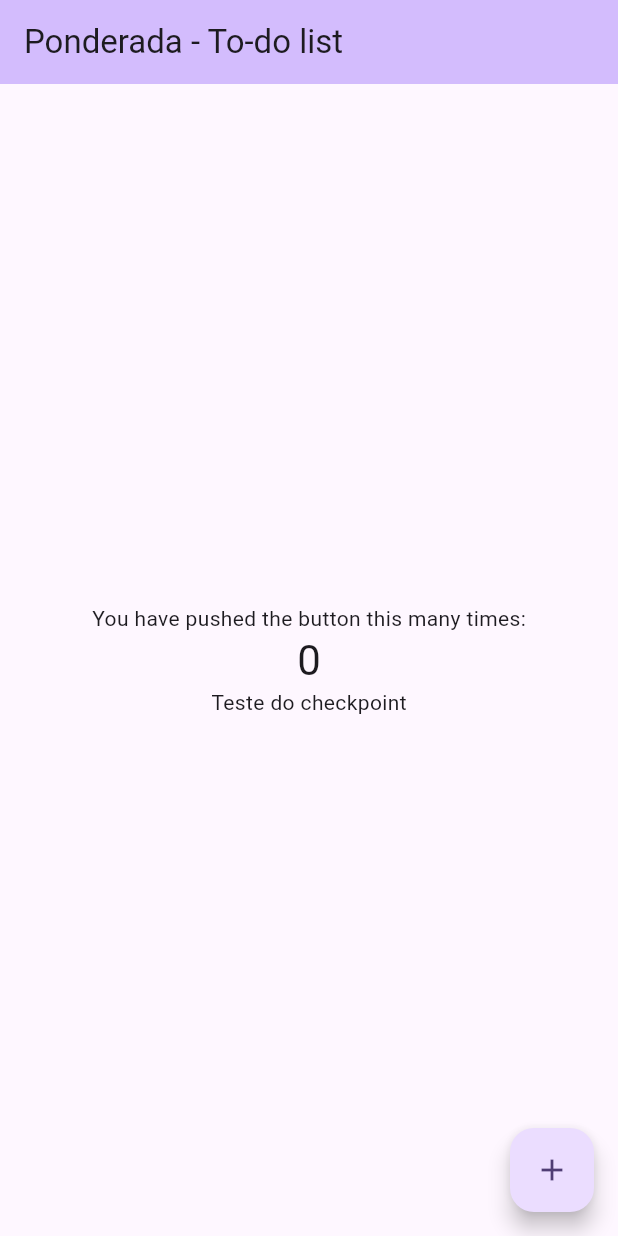
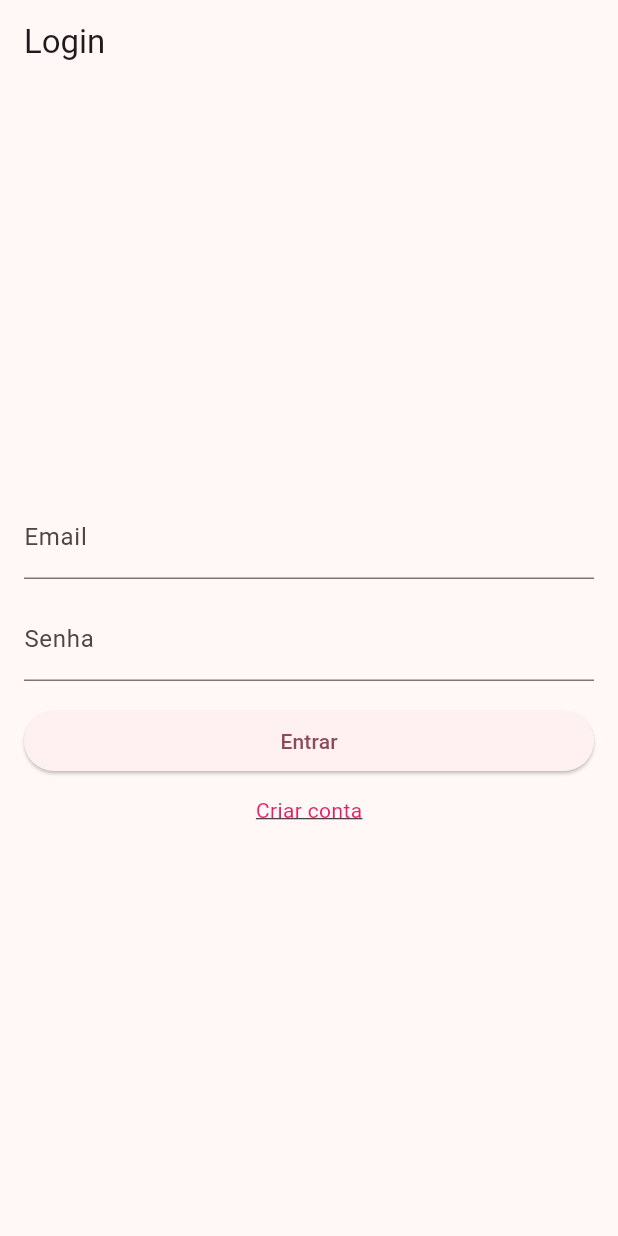
Before and after one commit to gio-rodrigues0/m10, a Flutter app: the screen it shows after launch, on a phone screen of 412 x 824 dp. Run offline on Flutter 3.47's test engine with Material 3 defaults, Android fonts, the light colour scheme and no system bars.

Commit message:
adição front

```diff
--- a/front/lib/main.dart
+++ b/front/lib/main.dart
@@ -1,128 +1,35 @@
 import 'package:flutter/material.dart';
+import 'package:front/routes.dart';
 
 void main() {
   runApp(const MyApp());
 }
 
-class MyApp extends StatelessWidget {
+class MyApp extends StatefulWidget {
   const MyApp({super.key});
+
+  @override
+  State<MyApp> createState() => _AppState();
+}
+
+class _AppState extends State<MyApp> {
+  @override
+  void initState() {
+    super.initState();
+  }
 
   // This widget is the root of your application.
   @override
   Widget build(BuildContext context) {
     return MaterialApp(
-      title: 'Flutter Demo',
+      title: 'To do List',
       theme: ThemeData(
-        // This is the theme of your application.
-        //
-        // TRY THIS: Try running your application with "flutter run". You'll see
-        // the application has a purple toolbar. Then, without quitting the app,
-        // try changing the seedColor in the colorScheme below to Colors.green
-        // and then invoke "hot reload" (save your changes or press the "hot
-        // reload" button in a Flutter-supported IDE, or press "r" if you used
-        // the command line to start the app).
-        //
-        // Notice that the counter didn't reset back to zero; the application
-        // state is not lost during the reload. To reset the state, use hot
-        // restart instead.
-        //
-        // This works for code too, not just values: Most code changes can be
-        // tested with just a hot reload.
-        colorScheme: ColorScheme.fromSeed(seedColor: Colors.deepPurple),
+        colorScheme: ColorScheme.fromSeed(seedColor: Colors.pinkAccent),
         useMaterial3: true,
       ),
-      home: const MyHomePage(title: 'Ponderada - To-do list'),
+      routes: Routes.list,
+      initialRoute: Routes.initial,
+      navigatorKey: Routes.navigatorKey,
     );
   }
 }
-
-class MyHomePage extends StatefulWidget {
-  const MyHomePage({super.key, required this.title});
-
-  // This widget is the home page of your application. It is stateful, meaning
-  // that it has a State object (defined below) that contains fields that affect
-  // how it looks.
-
-  // This class is the configuration for the state. It holds the values (in this
-  // case the title) provided by the parent (in this case the App widget) and
-  // used by the build method of the State. Fields in a Widget subclass are
-  // always marked "final".
-
-  final String title;
-
-  @override
-  State<MyHomePage> createState() => _MyHomePageState();
-}
-
-class _MyHomePageState extends State<MyHomePage> {
-  int _counter = 0;
-
-  void _incrementCounter() {
-    setState(() {
-      // This call to setState tells the Flutter framework that something has
-      // changed in this State, which causes it to rerun the build method below
-      // so that the display can reflect the updated values. If we changed
-      // _counter without calling setState(), then the build method would not be
-      // called again, and so nothing would appear to happen.
-      _counter++;
-    });
-  }
-
-  @override
-  Widget build(BuildContext context) {
-    // This method is rerun every time setState is called, for instance as done
-    // by the _incrementCounter method above.
-    //
-    // The Flutter framework has been optimized to make rerunning build methods
-    // fast, so that you can just rebuild anything that needs updating rather
-    // than having to individually change instances of widgets.
-    return Scaffold(
-      appBar: AppBar(
-        // TRY THIS: Try changing the color here to a specific color (to
-        // Colors.amber, perhaps?) and trigger a hot reload to see the AppBar
-        // change color while the other colors stay the same.
-        backgroundColor: Theme.of(context).colorScheme.inversePrimary,
-        // Here we take the value from the MyHomePage object that was created by
-        // the App.build method, and use it to set our appbar title.
-        title: Text(widget.title),
-      ),
-      body: Center(
-        // Center is a layout widget. It takes a single child and positions it
-        // in the middle of the parent.
-        child: Column(
-          // Column is also a layout widget. It takes a list of children and
-          // arranges them vertically. By default, it sizes itself to fit its
-          // children horizontally, and tries to be as tall as its parent.
-          //
-          // Column has various properties to control how it sizes itself and
-          // how it positions its children. Here we use mainAxisAlignment to
-          // center the children vertically; the main axis here is the vertical
-          // axis because Columns are vertical (the cross axis would be
-          // horizontal).
-          //
-          // TRY THIS: Invoke "debug painting" (choose the "Toggle Debug Paint"
-          // action in the IDE, or press "p" in the console), to see the
-          // wireframe for each widget.
-          mainAxisAlignment: MainAxisAlignment.center,
-          children: <Widget>[
-            const Text(
-              'You have pushed the button this many times:',
-            ),
-            Text(
-              '$_counter',
-              style: Theme.of(context).textTheme.headlineMedium,
-            ),
-            const Text(
-              'Teste do checkpoint'
-            ),
-          ],
-        ),
-      ),
-      floatingActionButton: FloatingActionButton(
-        onPressed: _incrementCounter,
-        tooltip: 'Increment',
-        child: const Icon(Icons.add),
-      ), // This trailing comma makes auto-formatting nicer for build methods.
-    );
-  }
-}
--- /dev/null
+++ b/front/lib/pages/login_page.dart
@@ -0,0 +1,85 @@
+import 'dart:convert';
+
+import 'package:flutter/material.dart';
+import 'package:http/http.dart' as http;
+
+void main() {
+  runApp(MaterialApp(
+    home: LoginPage(),
+  ));
+}
+
+class LoginPage extends StatelessWidget {
+  final TextEditingController _emailController = TextEditingController();
+  final TextEditingController _passwordController = TextEditingController();
+
+  Future<void> _login(BuildContext context) async {
+    final email = _emailController.text;
+    final password = _passwordController.text;
+
+    final url = Uri.parse('http://localhost:5000/login');
+    final response = await http.post(
+      url,
+      body: jsonEncode({'email': email, 'password': password}),
+      headers: {'Content-Type': 'application/json'},
+    );
+
+    if (response.statusCode == 200) {
+      // Login bem-sucedido, redirecionar para a próxima tela
+      Navigator.of(context).pushNamed('/todo');
+    } else {
+      // Tratar erro de login
+      print('Erro ao fazer login');
+    }
+  }
+
+  @override
+  Widget build(BuildContext context) {
+    return Scaffold(
+      appBar: AppBar(
+        title: Text('Login'),
+      ),
+      body: Padding(
+        padding: EdgeInsets.all(16.0),
+        child: Column(
+          mainAxisAlignment: MainAxisAlignment.center,
+          crossAxisAlignment: CrossAxisAlignment.stretch,
+          children: <Widget>[
+            TextField(
+              controller: _emailController,
+              decoration: InputDecoration(labelText: 'Email'),
+            ),
+            SizedBox(height: 12.0),
+            TextField(
+              controller: _passwordController,
+              decoration: InputDecoration(labelText: 'Senha'),
+              obscureText: true,
+            ),
+            SizedBox(height: 16.0),
+            ElevatedButton(
+              onPressed: () {
+                _login(context);
+              },
+              child: Text('Entrar'),
+            ),
+            SizedBox(height: 12.0),
+            Center(
+              child: GestureDetector(
+                onTap: () {
+                  Navigator.of(context).pushNamed('/signup');
+                },
+                child: Text(
+                  'Criar conta',
+                  style: TextStyle(
+                    color: Colors.pink,
+                    decoration: TextDecoration.underline,
+                  ),
+                ),
+              ),
+            ),
+          ],
+        ),
+      ),
+    );
+  }
+}
--- /dev/null
+++ b/front/lib/routes.dart
@@ -0,0 +1,17 @@
+import 'package:flutter/material.dart';
+import 'package:front/pages/login_page.dart';
+import 'package:front/pages/signup_page.dart';
+import 'package:front/pages/todo_page.dart';
+
+class Routes {
+  static Map<String, Widget Function(BuildContext)> list =
+      <String, WidgetBuilder>{
+    '/login': (_) =>  LoginPage(),
+    '/signup': (_) => SignUpPage(),
+    '/todo': (_) => TodoPage(),
+  };
+
+  static String initial = '/login';
+
+  static GlobalKey<NavigatorState>? navigatorKey = GlobalKey<NavigatorState>();
+}
--- a/front/pubspec.yaml
+++ b/front/pubspec.yaml
@@ -35,6 +35,7 @@ dependencies:
   # The following adds the Cupertino Icons font to your application.
   # Use with the CupertinoIcons class for iOS style icons.
   cupertino_icons: ^1.0.6
+  http: ^1.2.1
 
 dev_dependencies:
   flutter_test:
```
Also changed, not shown: front/lib/pages/signup_page.dart (added, +77 -0 lines), front/lib/pages/todo_page.dart (added, +121 -0 lines), front/pubspec.lock, 2 other files.
